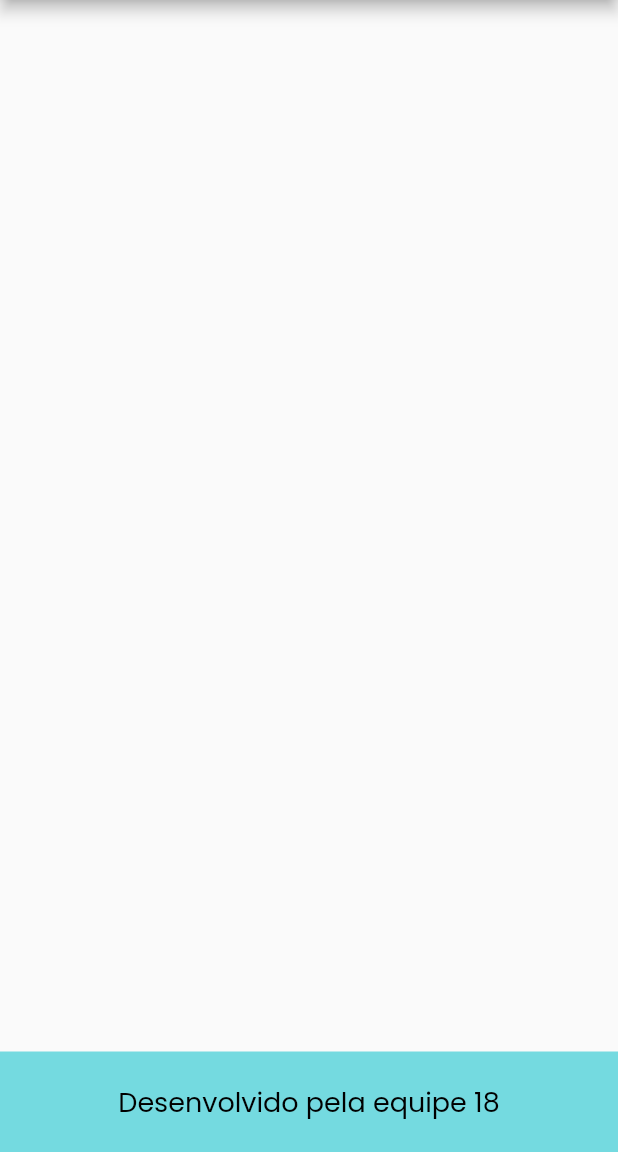
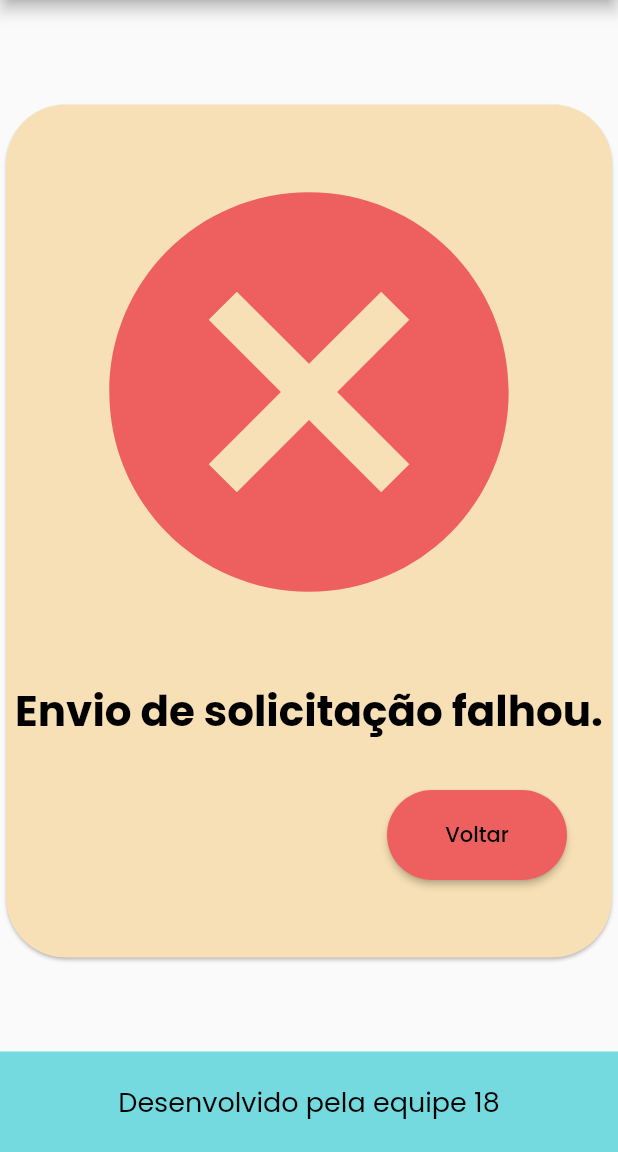
Before and after one commit to viniciusMB/ESTANTE-LIVRE, a Flutter app: the BookRequestFail screen opened by its route, on a phone screen of 412 x 824 dp, the part 84-1236 px from its top. Run offline on Flutter 3.47's test engine with Material 2 defaults, Android fonts, the phone set to English and light mode, and no system bars; our stand-ins replace dio, flutter_secure_storage, url_strategy; accounts and stored records are empty.

Commit message:
Fixed Widgets constraints and width/height

```diff
--- a/app/lib/ui/book_request_fail/book_request_fail.dart
+++ b/app/lib/ui/book_request_fail/book_request_fail.dart
@@ -8,9 +8,13 @@ class BookRequestFail extends StatelessWidget {
   @override
   Widget build(BuildContext context) {
     //Card em si
-    return Card(
+    return Center(
+      child: SizedBox(
+        height: (MediaQuery.of(context).size.height * 0.7),
+        width: (MediaQuery.of(context).size.height * 0.7),
+        child: Card(
           shadowColor: Colors.black,
-      margin: const EdgeInsets.symmetric(vertical: 80, horizontal: 250),
+          //margin: const EdgeInsets.symmetric(vertical: 80, horizontal: 250),
           color: ShelfColors.yellowLight,
           shape: const RoundedRectangleBorder(
             borderRadius: BorderRadius.all(Radius.circular(40.0)),
@@ -55,7 +59,8 @@ class BookRequestFail extends StatelessWidget {
                         borderRadius: BorderRadius.all(Radius.circular(32.0)),
                       ),
                     ),
-                onPressed: () => Navigator.of(context).pop(), //Função pendente
+                    onPressed: () =>
+                        Navigator.of(context).pop(), //Função pendente
                     child: const Text(
                       'Voltar',
                       style: TextStyle(color: Colors.black),
@@ -65,6 +70,8 @@ class BookRequestFail extends StatelessWidget {
               ),
             ],
           ),
+        ),
+      ),
     );
   }
 }
```
Also changed, not shown: app/lib/ui/book_request_success/book_request_success.dart (+9 -2 lines). Lines whose indentation alone changed are shown as unchanged.
